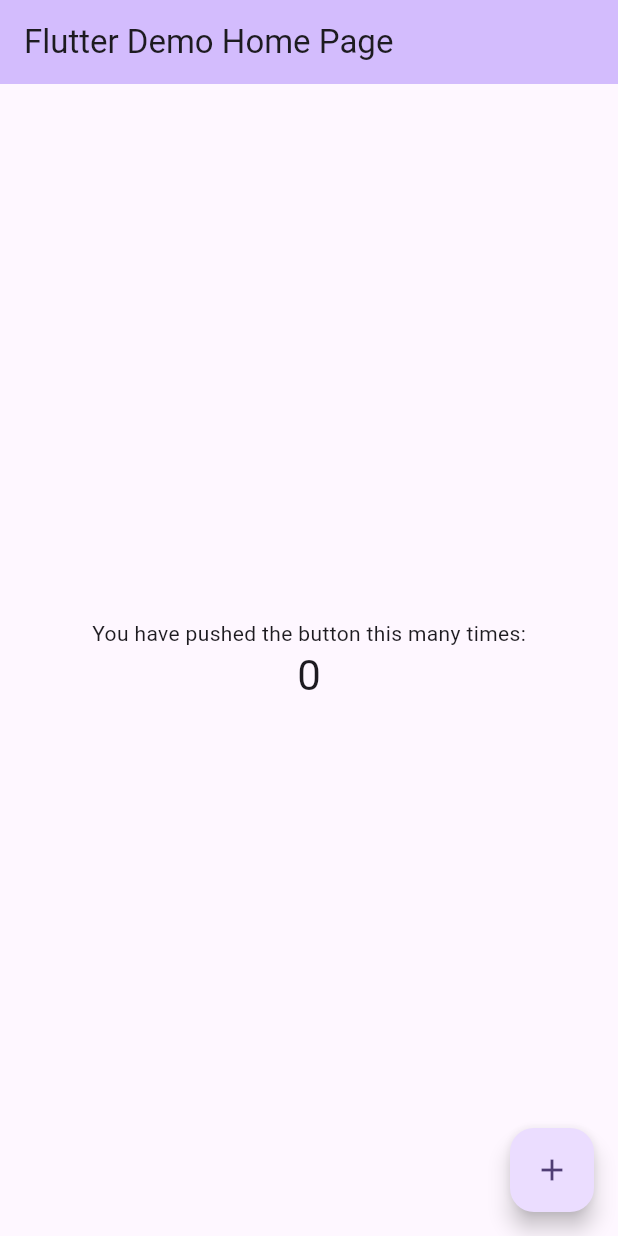
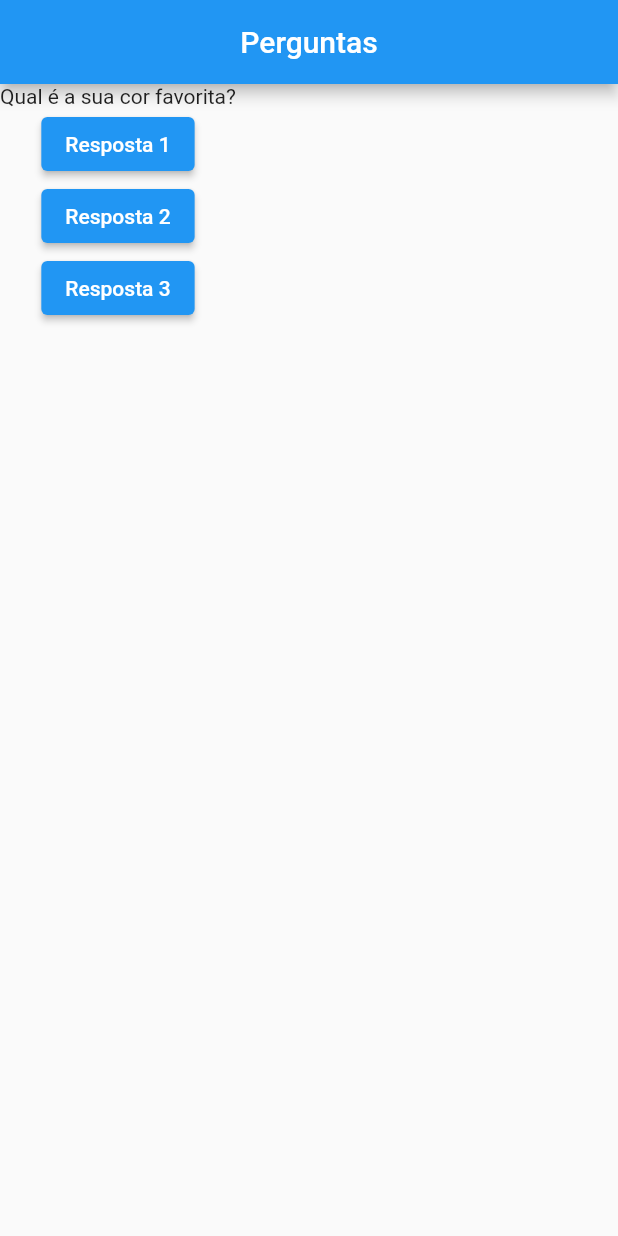
Before and after one commit to AbmaPolaro/app_perguntas_aula, a Flutter app: the screen it shows after launch, on a phone screen of 412 x 824 dp. Run offline on Flutter 3.47's test engine with Material 2 defaults, Android fonts, the phone set to English and light mode, and no system bars.

Commit message:
Criação do segundo componente

```diff
--- a/lib/main.dart
+++ b/lib/main.dart
@@ -1,125 +1,78 @@
 import 'package:flutter/material.dart';
+import './questao.dart';
 
 void main() {
-  runApp(const MyApp());
+  runApp(PerguntaApp());
 }
 
-class MyApp extends StatelessWidget {
-  const MyApp({super.key});
-
-  // This widget is the root of your application.
+class PerguntaApp extends StatefulWidget {
   @override
-  Widget build(BuildContext context) {
-    return MaterialApp(
-      title: 'Flutter Demo',
-      theme: ThemeData(
-        // This is the theme of your application.
-        //
-        // TRY THIS: Try running your application with "flutter run". You'll see
-        // the application has a blue toolbar. Then, without quitting the app,
-        // try changing the seedColor in the colorScheme below to Colors.green
-        // and then invoke "hot reload" (save your changes or press the "hot
-        // reload" button in a Flutter-supported IDE, or press "r" if you used
-        // the command line to start the app).
-        //
-        // Notice that the counter didn't reset back to zero; the application
-        // state is not lost during the reload. To reset the state, use hot
-        // restart instead.
-        //
-        // This works for code too, not just values: Most code changes can be
-        // tested with just a hot reload.
-        colorScheme: ColorScheme.fromSeed(seedColor: Colors.deepPurple),
-        useMaterial3: true,
-      ),
-      home: const MyHomePage(title: 'Flutter Demo Home Page'),
-    );
-  }
+  State<PerguntaApp> createState() => _PerguntaAppState();
 }
 
-class MyHomePage extends StatefulWidget {
-  const MyHomePage({super.key, required this.title});
+class _PerguntaAppState extends State<PerguntaApp> {
+  var _perguntaSelecionada = 0;
 
-  // This widget is the home page of your application. It is stateful, meaning
-  // that it has a State object (defined below) that contains fields that affect
-  // how it looks.
+// Incluir o setState para que a interface gráfica seja avisada quando houver uma mudança:
+  void _responder() {
+    setState(() {
+      _perguntaSelecionada++;
+    });
+    print(_perguntaSelecionada);
+  }
 
-  // This class is the configuration for the state. It holds the values (in this
-  // case the title) provided by the parent (in this case the App widget) and
-  // used by the build method of the State. Fields in a Widget subclass are
-  // always marked "final".
-
-  final String title;
-
-  @override
-  State<MyHomePage> createState() => _MyHomePageState();
-}
-
-class _MyHomePageState extends State<MyHomePage> {
-  int _counter = 0;
-
-  void _incrementCounter() {
-    setState(() {
-      // This call to setState tells the Flutter framework that something has
-      // changed in this State, which causes it to rerun the build method below
-      // so that the display can reflect the updated values. If we changed
-      // _counter without calling setState(), then the build method would not be
-      // called again, and so nothing would appear to happen.
-      _counter++;
-    });
-  }
+  //Função que retorna outra função:
+  //void Function() funcaoQueRetorna(){
+  //return(){
+  // print('Pergunta respondida!');
+  //};
+  // Nesse caso posso também chamar esta função (funcaoQueRetorna()) no onPressed
 
   @override
   Widget build(BuildContext context) {
-    // This method is rerun every time setState is called, for instance as done
-    // by the _incrementCounter method above.
-    //
-    // The Flutter framework has been optimized to make rerunning build methods
-    // fast, so that you can just rebuild anything that needs updating rather
-    // than having to individually change instances of widgets.
-    return Scaffold(
-      appBar: AppBar(
-        // TRY THIS: Try changing the color here to a specific color (to
-        // Colors.amber, perhaps?) and trigger a hot reload to see the AppBar
-        // change color while the other colors stay the same.
-        backgroundColor: Theme.of(context).colorScheme.inversePrimary,
-        // Here we take the value from the MyHomePage object that was created by
-        // the App.build method, and use it to set our appbar title.
-        title: Text(widget.title),
-      ),
-      body: Center(
-        // Center is a layout widget. It takes a single child and positions it
-        // in the middle of the parent.
-        child: Column(
-          // Column is also a layout widget. It takes a list of children and
-          // arranges them vertically. By default, it sizes itself to fit its
-          // children horizontally, and tries to be as tall as its parent.
-          //
-          // Column has various properties to control how it sizes itself and
-          // how it positions its children. Here we use mainAxisAlignment to
-          // center the children vertically; the main axis here is the vertical
-          // axis because Columns are vertical (the cross axis would be
-          // horizontal).
-          //
-          // TRY THIS: Invoke "debug painting" (choose the "Toggle Debug Paint"
-          // action in the IDE, or press "p" in the console), to see the
-          // wireframe for each widget.
-          mainAxisAlignment: MainAxisAlignment.center,
-          children: <Widget>[
-            const Text(
-              'You have pushed the button this many times:',
+    final perguntas = [
+      'Qual é a sua cor favorita?',
+      'Qual é o seu animal favorito?',
+    ];
+    return MaterialApp(
+      debugShowCheckedModeBanner: false,
+      home: Scaffold(
+        appBar: AppBar(
+          title: const Text("Perguntas"),
+          centerTitle: true,
+        ),
+        body: Column(
+          children: [
+            Questao(
+              perguntas[_perguntaSelecionada],
+              texto: perguntas[_perguntaSelecionada],
             ),
-            Text(
-              '$_counter',
-              style: Theme.of(context).textTheme.headlineMedium,
+            ElevatedButton(
+              onPressed: _responder,
+              child: const Text('Resposta 1'),
+            ),
+
+            //No onPressed também posso passar:
+            //onPressed: () {
+            //print('Resposta 2 foi selecionada!');
+            //}
+            //ou
+            //Usar a função arrow:
+            //onPressed: () => print('Resposta 1'),
+
+            //OBS: não invoque a função a não ser que a função retorne uma função.
+
+            ElevatedButton(
+              onPressed: _responder,
+              child: const Text('Resposta 2'),
+            ),
+            ElevatedButton(
+              onPressed: _responder,
+              child: const Text('Resposta 3'),
             ),
           ],
         ),
       ),
-      floatingActionButton: FloatingActionButton(
-        onPressed: _incrementCounter,
-        tooltip: 'Increment',
-        child: const Icon(Icons.add),
-      ), // This trailing comma makes auto-formatting nicer for build methods.
     );
   }
 }
--- /dev/null
+++ b/lib/questao.dart
@@ -0,0 +1,12 @@
+import 'package:flutter/material.dart';
+
+class Questao extends StatelessWidget {
+  const Questao(String pergunta, {super.key, required this.texto});
+
+  final String texto;
+
+  @override
+  Widget build(BuildContext context) {
+    return Text(texto);
+  }
+}
```
